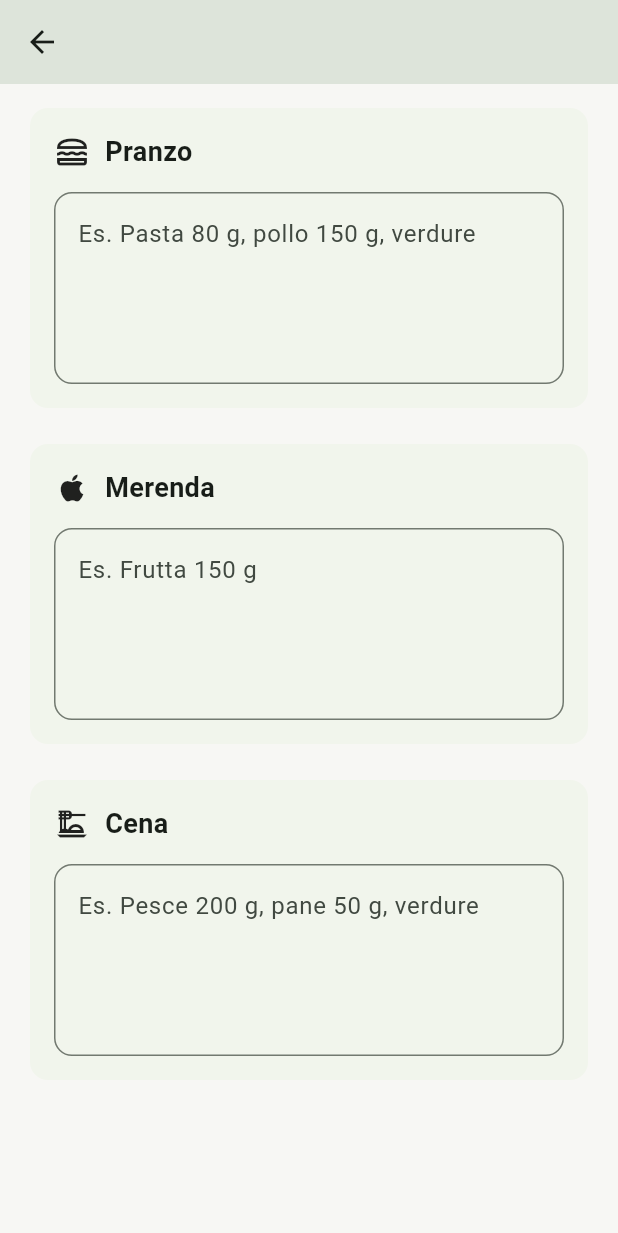
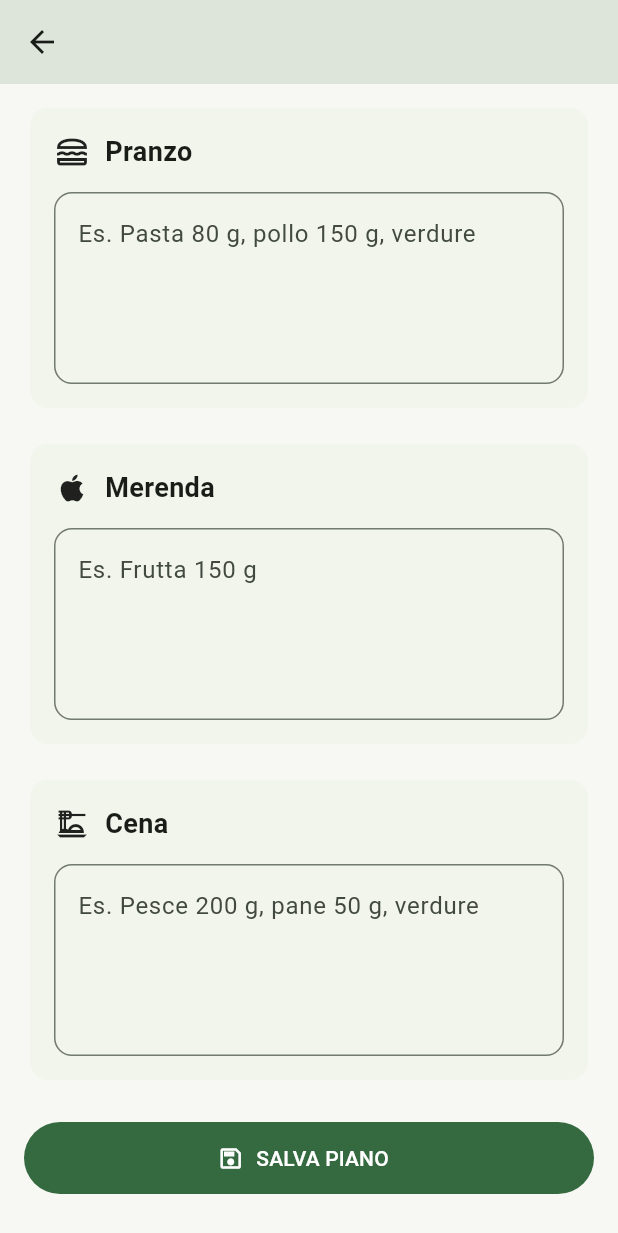
Before and after one commit to DomenicoLP/inventory_home, a Flutter app: the DailyPlanPage screen opened directly with empty values, scrolled down 309 dp, on a phone screen of 412 x 824 dp. Shown: the top 1233 px of the screen. Run offline on Flutter 3.47's test engine with Material 3 defaults, Android fonts, the phone set to English and light mode, and no system bars; our stand-ins replace shared_preferences; accounts and stored records are empty.

```diff
--- a/lib/pages/daily_plan_page.dart
+++ b/lib/pages/daily_plan_page.dart
@@ -1,4 +1,6 @@
 import 'package:flutter/material.dart';
+
+import '../services/inventory_repository.dart';
 
 class DailyPlanPage extends StatefulWidget {
   final String day;
@@ -13,6 +15,8 @@ class DailyPlanPage extends StatefulWidget {
 }
 
 class _DailyPlanPageState extends State<DailyPlanPage> {
+  final InventoryRepository _repository = InventoryRepository();
+
   final TextEditingController _breakfastController =
       TextEditingController();
 
@@ -24,6 +28,62 @@ class _DailyPlanPageState extends State<DailyPlanPage> {
 
   final TextEditingController _dinnerController =
       TextEditingController();
+
+  bool _isLoading = true;
+  bool _isSaving = false;
+
+  @override
+  void initState() {
+    super.initState();
+    _loadPlan();
+  }
+
+  Future<void> _loadPlan() async {
+    final plan = await _repository.getDailyPlan(widget.day);
+
+    if (!mounted) {
+      return;
+    }
+
+    _breakfastController.text = plan['Colazione'] ?? '';
+    _lunchController.text = plan['Pranzo'] ?? '';
+    _snackController.text = plan['Merenda'] ?? '';
+    _dinnerController.text = plan['Cena'] ?? '';
+
+    setState(() {
+      _isLoading = false;
+    });
+  }
+
+  Future<void> _savePlan() async {
+    setState(() {
+      _isSaving = true;
+    });
+
+    await _repository.saveDailyPlan(
+      day: widget.day,
+      meals: {
+        'Colazione': _breakfastController.text.trim(),
+        'Pranzo': _lunchController.text.trim(),
+        'Merenda': _snackController.text.trim(),
+        'Cena': _dinnerController.text.trim(),
+      },
+    );
+
+    if (!mounted) {
+      return;
+    }
+
+    setState(() {
+      _isSaving = false;
+    });
+
+    ScaffoldMessenger.of(context).showSnackBar(
+      const SnackBar(
+        content: Text('Piano salvato.'),
+      ),
+    );
+  }
 
   @override
   void dispose() {
@@ -46,7 +106,11 @@ class _DailyPlanPageState extends State<DailyPlanPage> {
           ),
         ),
       ),
-      body: SafeArea(
+      body: _isLoading
+          ? const Center(
+              child: CircularProgressIndicator(),
+            )
+          : SafeArea(
               child: ListView(
                 padding: const EdgeInsets.fromLTRB(
                   16,
@@ -55,9 +119,9 @@ class _DailyPlanPageState extends State<DailyPlanPage> {
                   100,
                 ),
                 children: [
-            Text(
+                  const Text(
                     'Piano alimentare',
-              style: const TextStyle(
+                    style: TextStyle(
                       fontSize: 24,
                       fontWeight: FontWeight.bold,
                     ),
@@ -79,7 +143,8 @@ class _DailyPlanPageState extends State<DailyPlanPage> {
                     title: 'Colazione',
                     icon: Icons.free_breakfast_outlined,
                     controller: _breakfastController,
-              hintText: 'Es. Yogurt 200 g, cereali 40 g, caffè',
+                    hintText:
+                        'Es. Yogurt 200 g, cereali 40 g, caffè',
                   ),
 
                   const SizedBox(height: 16),
@@ -88,7 +153,8 @@ class _DailyPlanPageState extends State<DailyPlanPage> {
                     title: 'Pranzo',
                     icon: Icons.lunch_dining_outlined,
                     controller: _lunchController,
-              hintText: 'Es. Pasta 80 g, pollo 150 g, verdure',
+                    hintText:
+                        'Es. Pasta 80 g, pollo 150 g, verdure',
                   ),
 
                   const SizedBox(height: 16),
@@ -97,7 +163,8 @@ class _DailyPlanPageState extends State<DailyPlanPage> {
                     title: 'Merenda',
                     icon: Icons.apple_outlined,
                     controller: _snackController,
-              hintText: 'Es. Frutta 150 g',
+                    hintText:
+                        'Es. Frutta 150 g',
                   ),
 
                   const SizedBox(height: 16),
@@ -106,7 +173,39 @@ class _DailyPlanPageState extends State<DailyPlanPage> {
                     title: 'Cena',
                     icon: Icons.dinner_dining_outlined,
                     controller: _dinnerController,
-              hintText: 'Es. Pesce 200 g, pane 50 g, verdure',
+                    hintText:
+                        'Es. Pesce 200 g, pane 50 g, verdure',
+                  ),
+
+                  const SizedBox(height: 24),
+
+                  SizedBox(
+                    width: double.infinity,
+                    child: FilledButton.icon(
+                      onPressed:
+                          _isSaving ? null : _savePlan,
+                      icon: _isSaving
+                          ? const SizedBox(
+                              width: 18,
+                              height: 18,
+                              child:
+                                  CircularProgressIndicator(
+                                strokeWidth: 2,
+                              ),
+                            )
+                          : const Icon(Icons.save_outlined),
+                      label: Padding(
+                        padding:
+                            const EdgeInsets.symmetric(
+                          vertical: 14,
+                        ),
+                        child: Text(
+                          _isSaving
+                              ? 'SALVATAGGIO...'
+                              : 'SALVA PIANO',
+                        ),
+                      ),
+                    ),
                   ),
                 ],
               ),
@@ -135,7 +234,8 @@ class _MealSection extends StatelessWidget {
       child: Padding(
         padding: const EdgeInsets.all(16),
         child: Column(
-          crossAxisAlignment: CrossAxisAlignment.start,
+          crossAxisAlignment:
+              CrossAxisAlignment.start,
           children: [
             Row(
               children: [
@@ -156,11 +256,13 @@ class _MealSection extends StatelessWidget {
             TextField(
               controller: controller,
               maxLines: 4,
-              textCapitalization: TextCapitalization.sentences,
+              textCapitalization:
+                  TextCapitalization.sentences,
               decoration: InputDecoration(
                 hintText: hintText,
                 border: OutlineInputBorder(
-                  borderRadius: BorderRadius.circular(12),
+                  borderRadius:
+                      BorderRadius.circular(12),
                 ),
                 alignLabelWithHint: true,
               ),
```
Also changed, not shown: lib/services/inventory_repository.dart (+32 -62 lines). Lines whose indentation alone changed are shown as unchanged.
